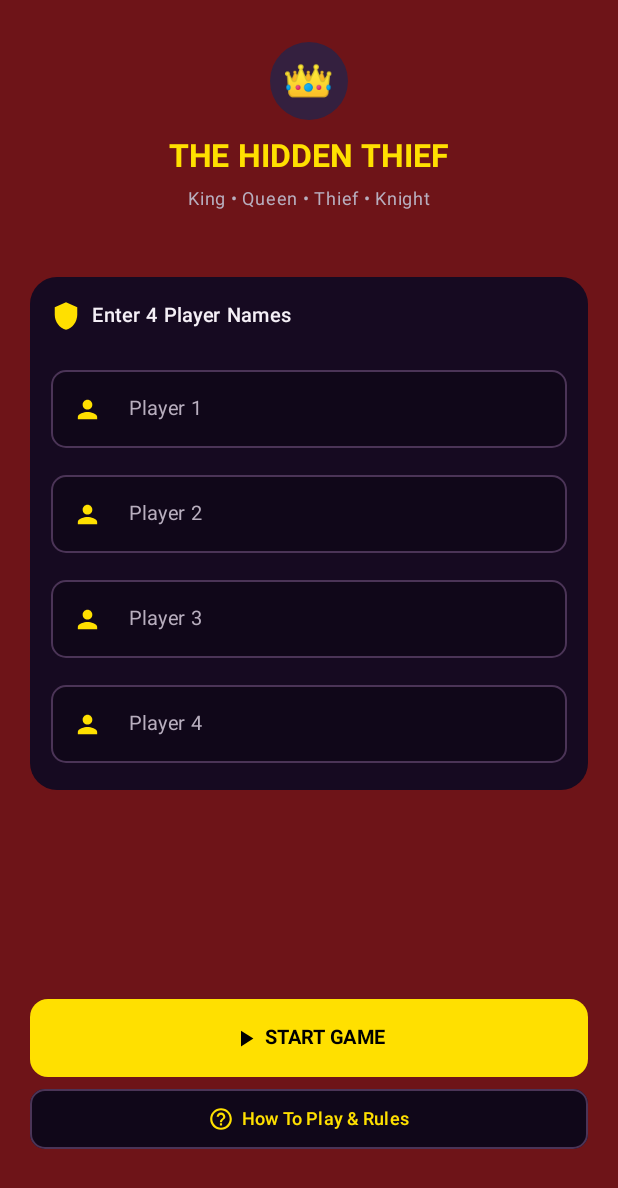
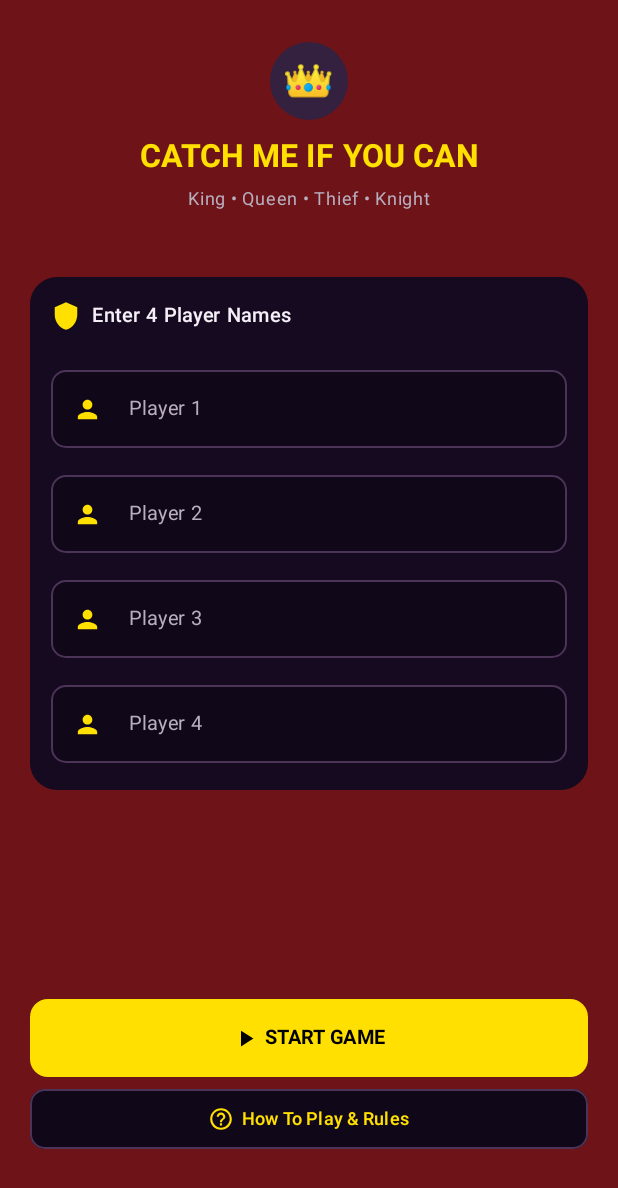
Before and after one commit to AshikElahee024/Catch-Me-If-You-Can, an Android app built with Jetpack Compose: the PlayerSetupScreen screen opened through its navigation route, on a phone screen of 412 x 824 dp. Shown: the top 1188 px of the screen. Run offline under Robolectric (Android 15) with nearby library versions, the phone set to English and light mode, and no system bars.

Commit message:
Name change to Catch me if you can

```diff
--- a/app/src/main/java/com/example/myapplication/screens/player_setup/PlayerSetupScreen.kt
+++ b/app/src/main/java/com/example/myapplication/screens/player_setup/PlayerSetupScreen.kt
@@ -98,10 +98,8 @@ fun PlayerSetupScreen(
             Spacer(modifier = Modifier.height(12.dp))
 
 
-            // ---------- TITLE ----------
-
             Text(
-                text = "THE HIDDEN THIEF",
+                text = "CATCH ME IF YOU CAN",
                 color = YellowColor,
                 fontSize = 21.sp,
                 fontWeight = FontWeight.Bold,
@@ -131,8 +129,6 @@ fun PlayerSetupScreen(
                         bottom = 18.dp
                     )
             ) {
-
-                // Card title
 
                 Row(
                     verticalAlignment = Alignment.CenterVertically
```
